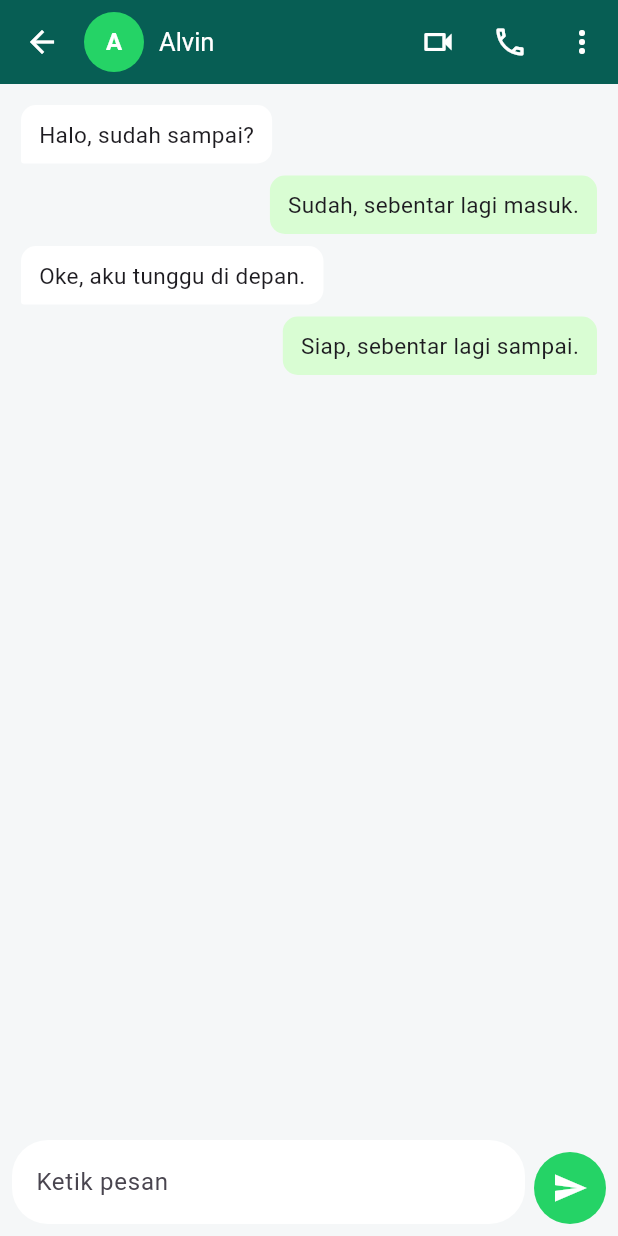
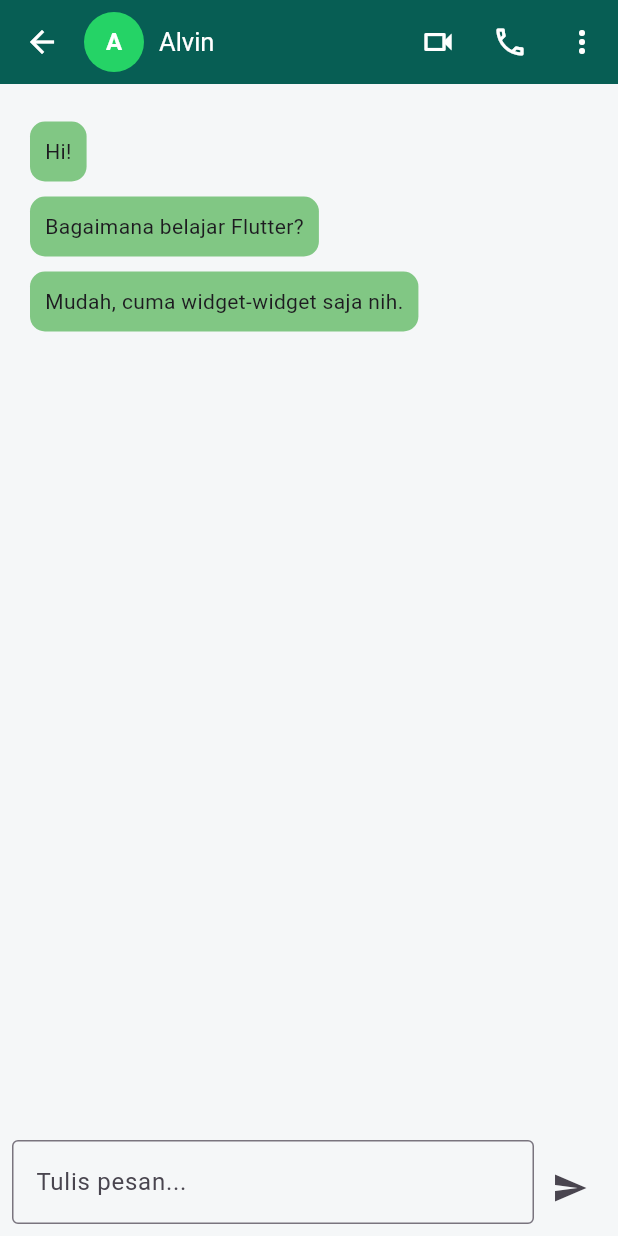
Before and after one commit to bagasda45-collab/Belajar_Flutter2, a Flutter app: the Detailchat screen opened directly, after a tap on the "send" icon, on a phone screen of 412 x 824 dp. Run offline on Flutter 3.47's test engine with Material 3 defaults, Android fonts, the phone set to English and light mode, and no system bars.

Commit message:
Update MEB 15

```diff
--- a/lib/detailChat.dart
+++ b/lib/detailChat.dart
@@ -1,4 +1,5 @@
 import 'package:flutter/material.dart';
+import 'message.dart';
 
 class Detailchat extends StatefulWidget {
   const Detailchat({super.key});
@@ -8,26 +9,39 @@ class Detailchat extends StatefulWidget {
 }
 
 class _DetailchatState extends State<Detailchat> {
-  final TextEditingController _messageController = TextEditingController();
-  final List<String> _messages = [
-    'Halo, sudah sampai?',
-    'Sudah, sebentar lagi masuk.',
-    'Oke, aku tunggu di depan.',
-    'Siap, sebentar lagi sampai.',
+  final TextEditingController _chatController = TextEditingController();
+  final ScrollController _scrollController = ScrollController();
+
+  final List<Message> _messages = [
+    const Message(text: 'Hi!', isMe: false),
+    const Message(text: 'Bagaimana belajar Flutter?', isMe: false),
+    const Message(text: 'Mudah, cuma widget-widget saja nih.', isMe: false),
   ];
 
   @override
   void dispose() {
-    _messageController.dispose();
+    _chatController.dispose();
+    _scrollController.dispose();
     super.dispose();
   }
 
   void _sendMessage() {
-    final message = _messageController.text.trim();
-    if (message.isEmpty) return;
+    if (_chatController.text.trim().isEmpty) return;
+
     setState(() {
-      _messages.add(message);
-      _messageController.clear();
+      _messages.add(Message(text: _chatController.text, isMe: true));
+    });
+
+    _chatController.clear();
+
+    Future.delayed(const Duration(milliseconds: 100), () {
+      if (_scrollController.hasClients) {
+        _scrollController.animateTo(
+          _scrollController.position.maxScrollExtent,
+          duration: const Duration(milliseconds: 300),
+          curve: Curves.easeOut,
+        );
+      }
     });
   }
 
@@ -75,35 +89,27 @@ class _DetailchatState extends State<Detailchat> {
           children: [
             Expanded(
               child: ListView.builder(
-                padding: const EdgeInsets.all(14),
+                controller: _scrollController,
+                 padding: const EdgeInsets.all(20),
                 itemCount: _messages.length,
                 itemBuilder: (context, index) {
-                  final isMine = index.isOdd;
+                   final msg = _messages[index];
                   return Align(
-                    alignment: isMine
-                        ? Alignment.centerRight
-                        : Alignment.centerLeft,
+                     alignment: msg.isMe
+                         ? Alignment.centerRight
+                         : Alignment.centerLeft,
                     child: Container(
                       constraints: BoxConstraints(
                         maxWidth: MediaQuery.sizeOf(context).width * 0.78,
                       ),
-                      margin: const EdgeInsets.only(bottom: 8),
-                      padding: const EdgeInsets.symmetric(
-                        horizontal: 12,
-                        vertical: 9,
-                      ),
+                       margin: const EdgeInsets.symmetric(vertical: 5),
+                       padding: const EdgeInsets.all(10),
                       decoration: BoxDecoration(
-                        color: isMine ? const Color(0xFFD9FDD3) : Colors.white,
-                        borderRadius: BorderRadius.only(
-                          topLeft: const Radius.circular(10),
-                          topRight: const Radius.circular(10),
-                          bottomLeft: Radius.circular(isMine ? 10 : 2),
-                          bottomRight: Radius.circular(isMine ? 2 : 10),
-                        ),
+                         color: msg.isMe ? Colors.green[100] : Colors.green[300],
+                         borderRadius: BorderRadius.circular(10),
                       ),
                       child: Text(
-                        _messages[index],
-                        style: const TextStyle(fontSize: 15),
+                         msg.text,
                       ),
                     ),
                   );
@@ -119,31 +125,18 @@ class _DetailchatState extends State<Detailchat> {
                   children: [
                     Expanded(
                       child: TextField(
-                        controller: _messageController,
-                        minLines: 1,
-                        maxLines: 4,
-                        textInputAction: TextInputAction.newline,
-                        decoration: InputDecoration(
-                          hintText: 'Ketik pesan',
-                          filled: true,
-                          fillColor: Colors.white,
-                          border: OutlineInputBorder(
-                            borderRadius: BorderRadius.circular(24),
-                            borderSide: BorderSide.none,
-                          ),
-                        ),
+                         controller: _chatController,
+                         decoration: const InputDecoration(
+                           hintText: 'Tulis pesan...',
+                           border: OutlineInputBorder(),
+                         ),
+                         onSubmitted: (_) => _sendMessage(),
                       ),
                     ),
-                    const SizedBox(width: 6),
-                    CircleAvatar(
-                      radius: 24,
-                      backgroundColor: const Color(0xFF25D366),
-                      child: IconButton(
-                        onPressed: _sendMessage,
-                        color: Colors.white,
-                        icon: const Icon(Icons.send),
-                      ),
-                    ),
+                     IconButton(
+                       onPressed: _sendMessage,
+                       icon: const Icon(Icons.send),
+                     ),
                   ],
                 ),
               ),
--- /dev/null
+++ b/lib/message.dart
@@ -0,0 +1,6 @@
+class Message {
+  final String text;
+  final bool isMe;
+
+  const Message({required this.text, required this.isMe});
+}
```
